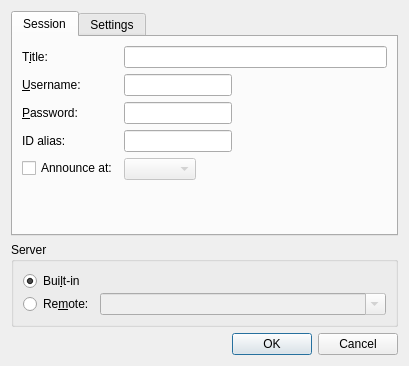
drawpile/Drawpile, file src/desktop/ui/hostdialog.ui: the form before one commit.
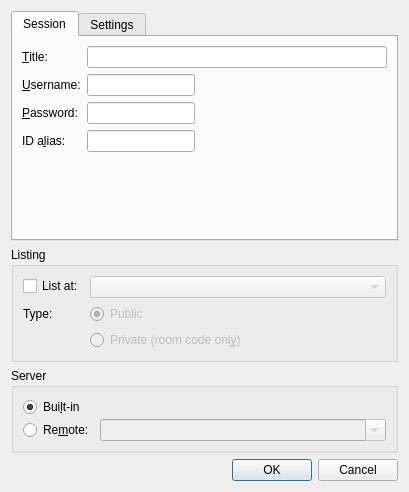
The form after the commit.

Commit message:
Implement room code and private listings
Room codes are an alternative way to find a session. Instead of
selecting it from a public list, a five letter code is used to
find the session URL. It is typically used with private listings
that do not appear in the public session list.

Issue #398

Diff of the .ui file:
```diff
--- a/src/desktop/ui/hostdialog.ui
+++ b/src/desktop/ui/hostdialog.ui
@@ -10,7 +10,7 @@
     <x>0</x>
     <y>0</y>
     <width>409</width>
-    <height>366</height>
+    <height>492</height>
    </rect>
   </property>
   <property name="windowTitle">
@@ -33,7 +33,7 @@
        <item row="0" column="0">
         <widget class="QLabel" name="label">
          <property name="text">
-          <string>T&amp;itle:</string>
+          <string>&amp;Title:</string>
          </property>
          <property name="buddy">
           <cstring>sessiontitle</cstring>
@@ -102,7 +102,7 @@
        <item row="3" column="0">
         <widget class="QLabel" name="label_6">
          <property name="text">
-          <string>ID alias:</string>
+          <string>ID a&amp;lias:</string>
          </property>
          <property name="buddy">
           <cstring>idAlias</cstring>
@@ -122,29 +122,6 @@
          </property>
         </widget>
        </item>
-       <item row="4" column="0">
-        <widget class="QCheckBox" name="announce">
-         <property name="toolTip">
-          <string>Announce the session at a public list</string>
-         </property>
-         <property name="text">
-          <string>Announce at:</string>
-         </property>
-        </widget>
-       </item>
-       <item row="4" column="1">
-        <widget class="QComboBox" name="listingserver">
-         <property name="enabled">
-          <bool>false</bool>
-         </property>
-         <property name="sizePolicy">
-          <sizepolicy hsizetype="Preferred" vsizetype="Fixed">
-           <horstretch>0</horstretch>
-           <verstretch>0</verstretch>
-          </sizepolicy>
-         </property>
-        </widget>
-       </item>
       </layout>
      </widget>
      <widget class="QWidget" name="tab_2">
@@ -232,6 +209,68 @@
      </widget>
     </widget>
    </item>
+   <item>
+    <widget class="QGroupBox" name="groupBox_2">
+     <property name="title">
+      <string>Listing</string>
+     </property>
+     <layout class="QFormLayout" name="formLayout">
+      <item row="0" column="0">
+       <widget class="QCheckBox" name="announce">
+        <property name="toolTip">
+         <string>Announce the session at a public list</string>
+        </property>
+        <property name="text">
+         <string>List at:</string>
+        </property>
+       </widget>
+      </item>
+      <item row="0" column="1">
+       <widget class="QComboBox" name="listingserver">
+        <property name="enabled">
+         <bool>false</bool>
+        </property>
+        <property name="sizePolicy">
+         <sizepolicy hsizetype="Preferred" vsizetype="Fixed">
+          <horstretch>0</horstretch>
+          <verstretch>0</verstretch>
+         </sizepolicy>
+        </property>
+       </widget>
+      </item>
+      <item row="1" column="0">
+       <widget class="QLabel" name="label_4">
+        <property name="text">
+         <string>Type:</string>
+        </property>
+       </widget>
+      </item>
+      <item row="1" column="1">
+       <widget class="QRadioButton" name="listPublic">
+        <property name="enabled">
+         <bool>false</bool>
+        </property>
+        <property name="text">
+         <string>Public</string>
+        </property>
+        <property name="checked">
+         <bool>true</bool>
+        </property>
+       </widget>
+      </item>
+      <item row="2" column="1">
+       <widget class="QRadioButton" name="listPrivate">
+        <property name="enabled">
+         <bool>false</bool>
+        </property>
+        <property name="text">
+         <string>Private (room code onl&amp;y)</string>
+        </property>
+       </widget>
+      </item>
+     </layout>
+    </widget>
+   </item>
    <item>
     <widget class="QGroupBox" name="groupBox">
      <property name="title">
```
Left out of the diff: 61 changed lines with no effect on the pictures. The commit also changes 27 other files.
